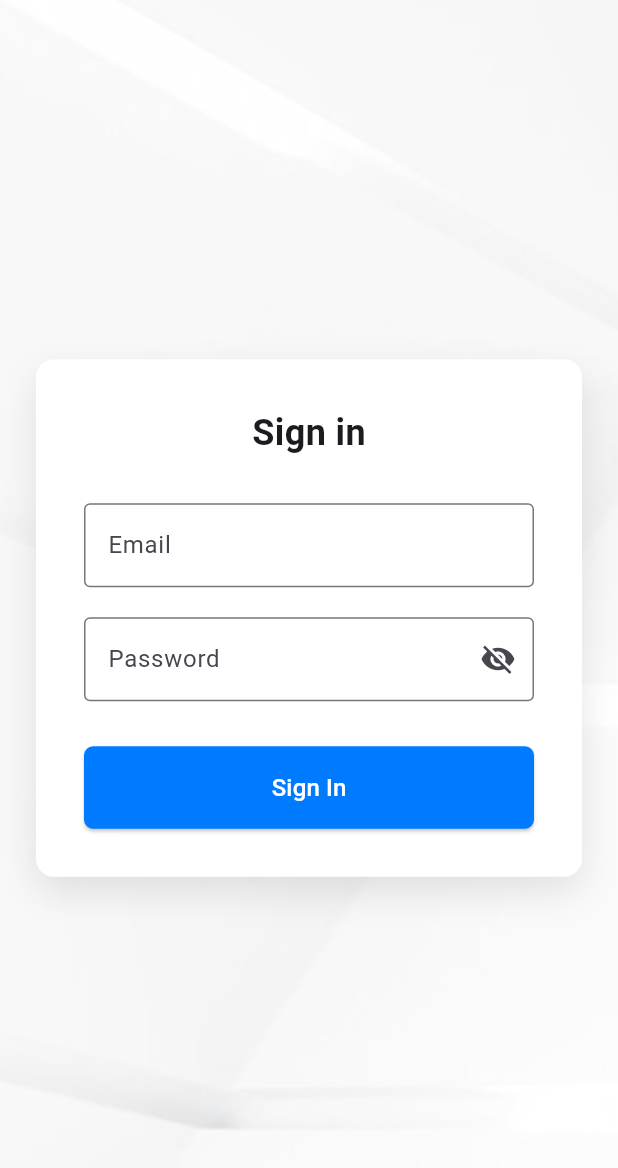
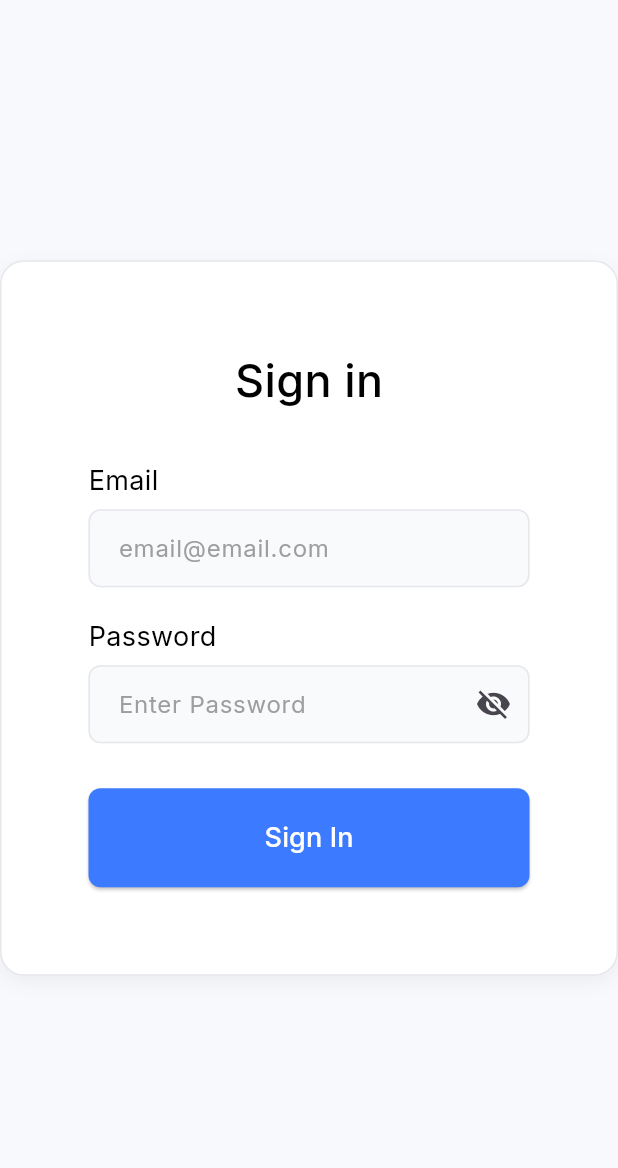
Before and after one commit to Meko-App/meko-poin, a Flutter app: the screen it shows after launch, on a phone screen of 412 x 824 dp. Shown: the top 1168 px of the screen. Run offline on Flutter 3.47's test engine with Material 3 defaults, Android fonts, the light colour scheme and no system bars; our stand-ins replace google_fonts, sqflite_common_ffi; missing offline and left inert: window_manager; accounts and stored records are empty.

Commit message:
fix:login design

```diff
--- a/lib/views/auth/login_page.dart
+++ b/lib/views/auth/login_page.dart
@@ -2,6 +2,7 @@ import 'package:flutter/material.dart';
 import '../../services/auth_service.dart';
 import '../../utils/validators.dart';
 import '../Dashboard/dashboard_page.dart';
+import 'package:google_fonts/google_fonts.dart';
 
 class LoginPage extends StatefulWidget {
   const LoginPage({super.key});
@@ -60,64 +61,129 @@ class _LoginPageState extends State<LoginPage> {
   @override
   Widget build(BuildContext context) {
     return Scaffold(
-      body: Stack(
+      backgroundColor: const Color(0xFFF7F9FC),
+      body: Center(
+        child: SingleChildScrollView(
+          child: Container(
+            width: 500,
+            padding: const EdgeInsets.all(58.0),
+            decoration: BoxDecoration(
+              color: Colors.white,
+              borderRadius: BorderRadius.circular(16.0),
+              border: Border.all(color: const Color(0xFFE5E7EB)),
+              boxShadow: [
+                BoxShadow(
+                  color: Colors.black.withOpacity(0.05),
+                  blurRadius: 10,
+                  offset: const Offset(0, 4),
+                ),
+              ],
+            ),
+            child: Form(
+              key: _formKey,
+              child: Column(
+                crossAxisAlignment: CrossAxisAlignment.start,
                 children: [
-          Container(
-            decoration: const BoxDecoration(
-              image: DecorationImage(
-                image: AssetImage('assets/background.png'),
-                fit: BoxFit.cover,
+                  Center(
+                    child: Text(
+                      'Sign in',
+                      style: GoogleFonts.inter(
+                        fontSize: 30,
+                        fontWeight: FontWeight.w500,
+                        color: Colors.black,
                       ),
                     ),
                   ),
-          Center(
-            child: SingleChildScrollView(
-              child: Container(
-                padding: const EdgeInsets.all(32.0),
-                margin: const EdgeInsets.symmetric(horizontal: 24.0),
-                decoration: BoxDecoration(
-                  color: Colors.white,
-                  borderRadius: BorderRadius.circular(12.0),
-                  boxShadow: [
-                    BoxShadow(
-                      color: Colors.black.withAlpha(25),
-                      blurRadius: 20,
-                      offset: const Offset(0, 10),
-                    ),
-                  ],
-                ),
-                width: 400,
-                child: Form(
-                  key: _formKey,
-                  child: Column(
-                    mainAxisSize: MainAxisSize.min,
-                    children: [
-                      const Text(
-                        'Sign in',
-                        style: TextStyle(
-                          fontSize: 24,
-                          fontWeight: FontWeight.bold,
+                  const SizedBox(height: 32.0),
+                  Text(
+                    'Email',
+                    style: GoogleFonts.inter(
+                      fontSize: 18,
+                      fontWeight: FontWeight.w400,
+                      color: Colors.black,
                     ),
                   ),
-                      const SizedBox(height: 30.0),
+                  const SizedBox(height: 6),
                   TextFormField(
                     controller: _emailController,
-                        decoration: const InputDecoration(
-                          labelText: 'Email',
-                          hintText: 'Enter Email',
-                          border: OutlineInputBorder(),
+                    style: GoogleFonts.inter(
+                      fontSize: 16,
+                      fontWeight: FontWeight.w400,
+                      color: Colors.black,
+                    ),
+                    decoration: InputDecoration(
+                      hintText: 'email@email.com',
+                      hintStyle: GoogleFonts.inter(
+                        color: Colors.grey,
+                        fontSize: 16,
+                        fontWeight: FontWeight.normal,
+                      ),
+                      filled: true,
+                      fillColor: const Color(0xFFF9FAFB),
+                      border: const OutlineInputBorder(
+                        borderRadius: BorderRadius.all(Radius.circular(8.0)),
+                        borderSide: BorderSide(color: Color(0xFFE5E7EB)),
+                      ),
+                      enabledBorder: const OutlineInputBorder(
+                        borderRadius: BorderRadius.all(Radius.circular(8.0)),
+                        borderSide: BorderSide(color: Color(0xFFE5E7EB)),
+                      ),
+                      focusedBorder: const OutlineInputBorder(
+                          borderRadius: BorderRadius.all(Radius.circular(8.0)),
+                          borderSide: BorderSide(color: Colors.grey)),
+                      errorBorder: const OutlineInputBorder(
+                        borderRadius: BorderRadius.all(Radius.circular(8.0)),
+                        borderSide: BorderSide(color: Colors.red),
+                      ),
+                      contentPadding: const EdgeInsets.symmetric(
+                          horizontal: 16, vertical: 14),
                     ),
                     validator: Validators.validateEmail,
                     keyboardType: TextInputType.emailAddress,
                   ),
                   const SizedBox(height: 20.0),
+                  Text(
+                    'Password',
+                    style: GoogleFonts.inter(
+                      fontSize: 18,
+                      color: Colors.black,
+                    ),
+                  ),
+                  const SizedBox(height: 6),
                   TextFormField(
                     controller: _passwordController,
                     obscureText: _obscureText,
+                    style: GoogleFonts.inter(
+                      fontSize: 16,
+                      fontWeight: FontWeight.w400,
+                      color: Colors.black,
+                    ),
                     decoration: InputDecoration(
-                          labelText: 'Password',
                       hintText: 'Enter Password',
-                          border: const OutlineInputBorder(),
+                      hintStyle: GoogleFonts.inter(
+                        color: Colors.grey,
+                        fontSize: 16,
+                        fontWeight: FontWeight.normal,
+                      ),
+                      filled: true,
+                      fillColor: Color(0xFFF9FAFB),
+                      border: OutlineInputBorder(
+                        borderRadius: BorderRadius.all(Radius.circular(8.0)),
+                        borderSide: BorderSide(color: Color(0xFFE5E7EB)),
+                      ),
+                      enabledBorder: OutlineInputBorder(
+                        borderRadius: BorderRadius.all(Radius.circular(8.0)),
+                        borderSide: BorderSide(color: Color(0xFFE5E7EB)),
+                      ),
+                      focusedBorder: OutlineInputBorder(
+                          borderRadius: BorderRadius.all(Radius.circular(8.0)),
+                          borderSide: BorderSide(color: Colors.grey)),
+                      errorBorder: OutlineInputBorder(
+                        borderRadius: BorderRadius.all(Radius.circular(8.0)),
+                        borderSide: BorderSide(color: Colors.red),
+                      ),
+                      contentPadding: const EdgeInsets.symmetric(
+                          horizontal: 16, vertical: 14),
                       suffixIcon: IconButton(
                         icon: Icon(
                           _obscureText
@@ -137,21 +203,23 @@ class _LoginPageState extends State<LoginPage> {
                   SizedBox(
                     width: double.infinity,
                     child: ElevatedButton(
+                      onPressed: _isLoading ? null : _login,
                       style: ElevatedButton.styleFrom(
-                            backgroundColor: const Color(0xFF007BFF),
-                            padding: const EdgeInsets.symmetric(vertical: 16.0),
+                        backgroundColor:
+                            const Color.fromARGB(255, 60, 122, 255),
+                        padding: const EdgeInsets.symmetric(vertical: 20.0),
                         shape: RoundedRectangleBorder(
-                              borderRadius: BorderRadius.circular(6.0),
+                          borderRadius: BorderRadius.circular(8.0),
                         ),
                       ),
-                          onPressed: _isLoading ? null : _login,
                       child: _isLoading
-                              ? const CircularProgressIndicator(
-                                  color: Colors.white)
-                              : const Text(
+                          ? const CircularProgressIndicator(color: Colors.white)
+                          : Text(
                               'Sign In',
-                                  style: TextStyle(
-                                      fontSize: 16.0, color: Colors.white),
+                              style: GoogleFonts.inter(
+                                fontSize: 18,
+                                color: Colors.white,
+                              ),
                             ),
                     ),
                   ),
@@ -160,8 +228,6 @@ class _LoginPageState extends State<LoginPage> {
             ),
           ),
         ),
-          ),
-        ],
       ),
     );
   }
--- a/pubspec.yaml
+++ b/pubspec.yaml
@@ -41,6 +41,7 @@ dependencies:
   # The following adds the Cupertino Icons font to your application.
   # Use with the CupertinoIcons class for iOS style icons.
   cupertino_icons: ^1.0.8
+  google_fonts: ^6.2.1
 
 dev_dependencies:
   flutter_test:
```
Also changed, not shown: pubspec.lock, 1 other file. Lines whose indentation alone changed are shown as unchanged.
